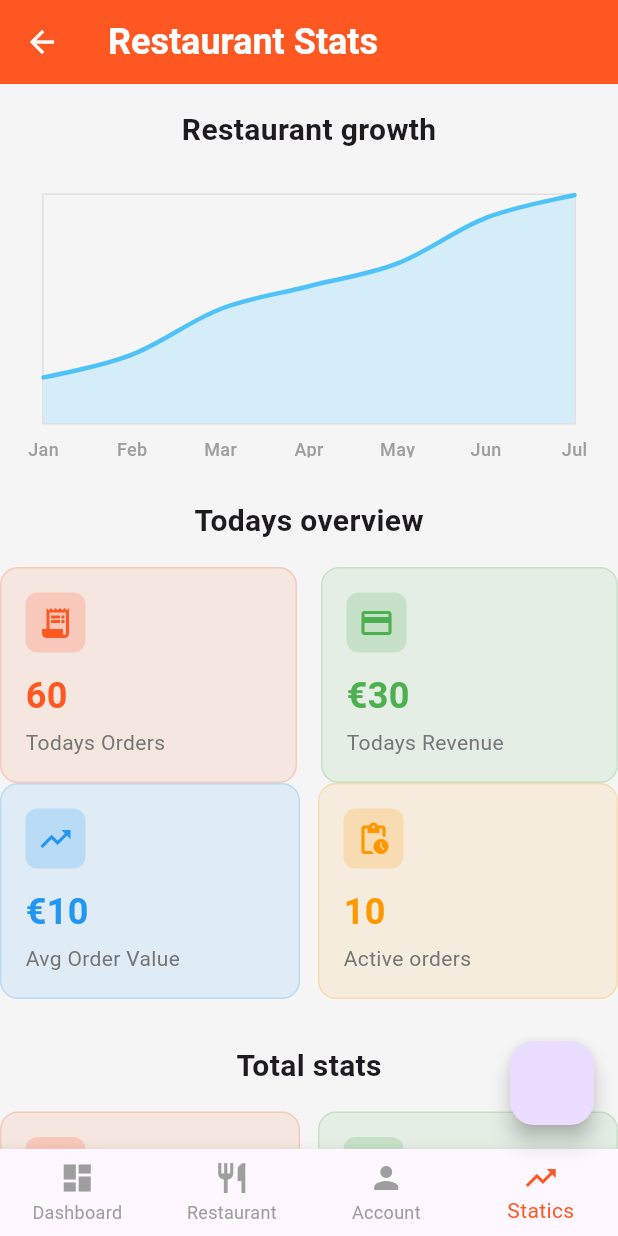
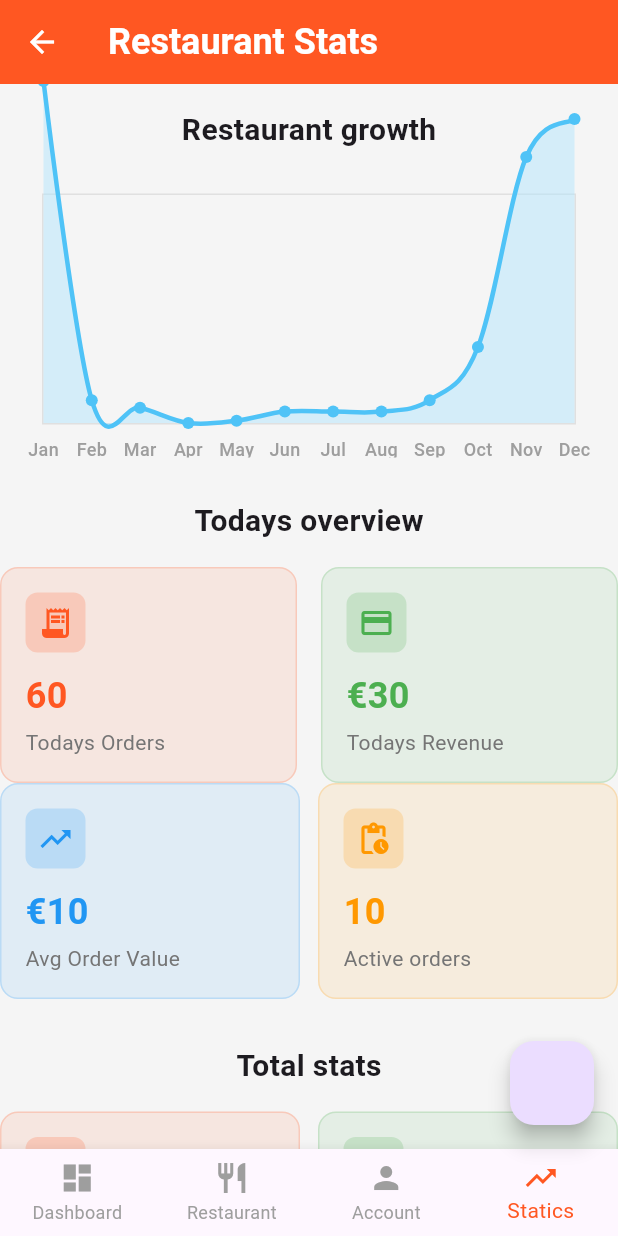
Before and after one commit to KhalilHen/live-orders-app, a Flutter app: the StatsPage screen opened by its route, on a phone screen of 412 x 824 dp. Run offline on Flutter 3.47's test engine with Material 3 defaults, Android fonts, the light colour scheme and no system bars; drawn by our look-alikes of fl_chart; our stand-ins replace audioplayers, firebase_core, introduction_screen, line_icons, supabase_flutter; accounts and stored records are empty; generated files the repository leaves out were written again; network calls fail; key blocks and very long unbroken strings in the code were emptied for the run.

Commit message:
I improved it by having more room for max orders, been able to hover on it to see amount.
The postion in the statics needs still improvement

```diff
--- a/lib/pages/graph/line_chart.dart
+++ b/lib/pages/graph/line_chart.dart
@@ -6,7 +6,7 @@ class LineChartGraph extends StatelessWidget {
 
   @override
   Widget build(BuildContext context) {
-    //I change it into a SizedBox to make it fit the screen and give it just a normal display
+  //I change it into a SizedBox to make it fit the screen and give it just a normal display
     return SizedBox(
       height: 200,
       child: Padding(
@@ -17,10 +17,34 @@ class LineChartGraph extends StatelessWidget {
   }
 
   LineChartData mainData() {
+    final List<int> mockOrders = [900, 60, 40, 0, 6, 30, 30, 30, 60, 200, 700, 800];
+    final List<FlSpot> spots = mockOrders.asMap().entries.map((entry) {
+      return FlSpot((entry.key + 1).toDouble(), entry.value.toDouble());
+    }).toList();
+
     return LineChartData(
-      gridData: FlGridData(
-        show: false,
+      lineTouchData: LineTouchData(
+        touchTooltipData: LineTouchTooltipData(
+          tooltipRoundedRadius: 8,
+          fitInsideVertically: true,
+          fitInsideHorizontally: true,
+          tooltipPadding: const EdgeInsets.all(8),
+          getTooltipItems: (touchedSpots) {
+            return touchedSpots.map((spot) {
+              return LineTooltipItem(
+                '${spot.y.toInt()} Orders',
+                const TextStyle(
+                  color: Colors.white,
+                  fontSize: 14,
+                  fontWeight: FontWeight.bold,
+                ),
+              );
+            }).toList();
+          },
+        ),
+        handleBuiltInTouches: true,
       ),
+      gridData: FlGridData(show: false),
       titlesData: FlTitlesData(
         show: true,
         bottomTitles: AxisTitles(
@@ -45,26 +69,20 @@ class LineChartGraph extends StatelessWidget {
         show: true,
         border: Border.all(color: Colors.grey.shade300),
       ),
-      minX: 0,
-      maxX: 6,
+      minX: 1,
+      maxX: 12,
       minY: 0,
-      maxY: 10,
+      maxY: 600,
       lineBarsData: [
         LineChartBarData(
-          spots: const [
-            FlSpot(0, 2),
-            FlSpot(1, 3),
-            FlSpot(2, 5),
-            FlSpot(3, 6),
-            FlSpot(4, 7),
-            FlSpot(5, 9),
-            FlSpot(6, 10),
-          ],
+          spots: spots,
           isCurved: true,
           color: Colors.lightBlue.shade300,
           barWidth: 3,
           isStrokeCapRound: true,
-          dotData: const FlDotData(show: false),
+          dotData: const FlDotData(
+            show: true,
+          ),
           belowBarData: BarAreaData(
             show: true,
             color: Colors.lightBlue.shade100.withAlpha(128),
@@ -82,29 +100,42 @@ class LineChartGraph extends StatelessWidget {
     );
     Widget text;
     switch (value.toInt()) {
-      //Added everything
-      case 0:
+      case 1:
         text = const Text('Jan', style: style);
         break;
-      case 1:
+      case 2:
         text = const Text('Feb', style: style);
         break;
-      case 2:
+      case 3:
         text = const Text('Mar', style: style);
         break;
-      case 3:
+      case 4:
         text = const Text('Apr', style: style);
         break;
-      case 4:
+      case 5:
         text = const Text('May', style: style);
         break;
-      case 5:
+      case 6:
         text = const Text('Jun', style: style);
         break;
-      case 6:
+      case 7:
         text = const Text('Jul', style: style);
         break;
-      case 7:
+      case 8:
+        text = const Text('Aug', style: style);
+        break;
+      case 9:
+        text = const Text('Sep', style: style);
+        break;
+      case 10:
+        text = const Text('Oct', style: style);
+        break;
+      case 11:
+        text = const Text('Nov', style: style);
+        break;
+      case 12:
+        text = const Text('Dec', style: style);
+        break;
       default:
         text = const Text('', style: style);
         break;
--- a/lib/pages/stats_page.dart
+++ b/lib/pages/stats_page.dart
@@ -4,7 +4,7 @@ import 'package:live_order_apps/pages/graph/line_chart.dart';
 // import 'package:live_order_apps/widgets/statistik_card.dart';
 //* This can be used for a single app. With restaurant + stats for  a on the go management app.
 
-class  StatsPage extends StatefulWidget {
+class StatsPage extends StatefulWidget {
   const StatsPage({super.key});
 
   @override
@@ -15,8 +15,6 @@ class _StatsPageState extends State<StatsPage> {
   @override
   Widget build(BuildContext context) {
     return Scaffold(
-
-
       backgroundColor: Colors.grey[100],
       appBar: AppBar(
         backgroundColor: Colors.deepOrange,
@@ -27,25 +25,24 @@ class _StatsPageState extends State<StatsPage> {
       ),
       body: SingleChildScrollView(
         child: Column(
-
-
           children: [
-            Padding(padding: const EdgeInsets.all(16),
+            Padding(
+              padding: const EdgeInsets.all(16),
               child: Column(
                 crossAxisAlignment: CrossAxisAlignment.start,
-
                 children: [
                   //Chart con
-                Column(
-        children: [
-
-          const Text("Restaurant growth", style: TextStyle(fontSize: 20, fontWeight: FontWeight.bold),),
-                const SizedBox(height: 16,),
+                  Column(children: [
+                    const Text(
+                      "Restaurant growth",
+                      style: TextStyle(fontSize: 20, fontWeight: FontWeight.bold),
+                    ),
+                    const SizedBox(
+                      height: 16,
+                    ),
                     //This the graph container
-
                     LineChartGraph(),
-                Row(
-        children: [
+                    Row(children: [
                       //TODO Work here late ron
                       //* Container to simulate the graph space
                       //  Container(
@@ -58,103 +55,110 @@ class _StatsPageState extends State<StatsPage> {
                       //   child: LineChart(
                       //     LineChartData(
 
-
                       //     ),
                       //   ),
                       // ),
-
-        ]
-
-                )
-
-
-        ]
-
-
-                )
-
-              ,
-
+                    ])
+                  ]),
                 ],
               ),
-            )
-        ,
-            const Text("Today\s overview", style: TextStyle(
-               fontSize: 20, fontWeight: FontWeight.bold,
+            ),
+            const Text(
+              "Today\s overview",
+              style: TextStyle(
+                fontSize: 20,
+                fontWeight: FontWeight.bold,
+              ),
+            ),
 
-            ),),
-
-            const SizedBox(height: 16,),
+            const SizedBox(
+              height: 16,
+            ),
             Row(
-
               children: [
                 //tried importing the custom widget
                 // statistikCard()
-              staticCard( "Today\s Orders ", "60", Icons.receipt_long, Colors.deepOrange),
-                const SizedBox(width: 16,)
-              , staticCard( "Today\s Revenue ", "€30", Icons.payment, Colors.green),
+                staticCard("Today\s Orders ", "60", Icons.receipt_long, Colors.deepOrange),
+                const SizedBox(
+                  width: 16,
+                ),
+                staticCard("Today\s Revenue ", "€30", Icons.payment, Colors.green),
               ],
-
-
-
-            )
-        ,
-            Row(children: [
-              staticCard( "Avg Order Value ", "€10", Icons.trending_up, Colors.blue),
-                const SizedBox(width: 12,)
-              , staticCard( "Active orders ", "10", Icons.pending_actions, Colors.orange),
-            ],),
+            ),
+            Row(
+              children: [
+                staticCard("Avg Order Value ", "€10", Icons.trending_up, Colors.blue),
+                const SizedBox(
+                  width: 12,
+                ),
+                staticCard("Active orders ", "10", Icons.pending_actions, Colors.orange),
+              ],
+            ),
 
             // ,Padding(padding: const EdgeInsets.all(16),)
-            SizedBox(height: 30,)
+            SizedBox(
+              height: 30,
+            ),
+            Text(
+              "Total stats",
+              style: TextStyle(
+                fontSize: 20,
+                fontWeight: FontWeight.bold,
+              ),
+            ),
 
-        ,
-            Text("Total stats", style: TextStyle(
-               fontSize: 20, fontWeight: FontWeight.bold,
+            const SizedBox(
+              height: 16,
+            ),
+            Row(
+              children: [
+                staticCard("Total Orders", "700", Icons.receipt_long, Colors.deepOrange),
+                const SizedBox(
+                  width: 12,
+                ),
+                staticCard("Total Revenue", "€5000", Icons.payment, Colors.green),
+              ],
+            ),
 
-
-            ),),
-
-            const SizedBox(height: 16,),
-            Row(children: [
-
-              staticCard("Total Orders", "700", Icons.receipt_long, Colors.deepOrange),
-                            const SizedBox(width: 12,)
-,
-              staticCard("Total Revenue", "€5000", Icons.payment, Colors.green),
-
-            ],),
-
-            SizedBox(height: 30,),
+            SizedBox(
+              height: 30,
+            ),
 
             Row(
               children: [
                 staticCard("Avg Order value", "€60", Icons.trending_up, Colors.blue),
-                const SizedBox(width: 12,),
+                const SizedBox(
+                  width: 12,
+                ),
                 staticCard("Total Customers Served", "200", Icons.people, Colors.purple),
               ],
             ),
 
-              SizedBox(height: 30,),
+            SizedBox(
+              height: 30,
+            ),
 
             Row(
               children: [
                 staticCard("Returning Customers", "50", Icons.person_outline, Colors.teal),
-                          const SizedBox(width: 12,),
-
+                const SizedBox(
+                  width: 12,
+                ),
                 staticCard("Avg Order time ", "20m", Icons.schedule, Colors.deepOrange),
-
               ],
             ),
-            SizedBox(height: 30,),
-            Row(children: [
-
+            SizedBox(
+              height: 30,
+            ),
+            Row(
+              children: [
                 staticCard("Best month", "Jan", Icons.calendar_month, Colors.blue),
-                              const SizedBox(width: 12,),
-
+                const SizedBox(
+                  width: 12,
+                ),
                 staticCard("Worst month", "July", Icons.calendar_today, Colors.red),
-            ],)
-,
+              ],
+            ),
             Container(
               margin: const EdgeInsets.all(16),
               padding: const EdgeInsets.symmetric(horizontal: 20, vertical: 24),
@@ -187,8 +191,7 @@ class _StatsPageState extends State<StatsPage> {
                       //* For if i want to do a list of all items
                       //*Descending from most popular to least popular
                       TextButton(
-            onPressed: () {
-            },
+                        onPressed: () {},
                         child: const Text("See all"),
                       ),
                     ],
@@ -305,15 +308,9 @@ class _StatsPageState extends State<StatsPage> {
                 ],
               ),
             )
-
-
-
-
-
           ],
         ),
       ),
-
       bottomNavigationBar: BottomNavigationBar(
         selectedItemColor: Colors.deepOrange,
         unselectedItemColor: Colors.grey,
@@ -344,80 +341,73 @@ class _StatsPageState extends State<StatsPage> {
           BottomNavigationBarItem(icon: Icon(Icons.person), label: "Account"),
 
           BottomNavigationBarItem(icon: Icon(Icons.trending_up), label: "Statics"),
-
         ],
       ),
-
       floatingActionButton: FloatingActionButton(
-
-        onPressed:
-         () {
-
-          Navigator.push(context, MaterialPageRoute(builder: (context) => LineChart(LineChartData())));
+        onPressed: () {
+          Navigator.push(context, MaterialPageRoute(builder: (context) => LineChartGraph()));
         },
       ),
     );
   }
- Widget  growthGraph() {
 
-  return Expanded(child: Container(
+  Widget growthGraph() {
+    return Expanded(child: Container());
+  }
 
-  ));
- }
-  Widget staticCard(String title,  String value, IconData icon,  Color color) {
-
+  Widget staticCard(String title, String value, IconData icon, Color color) {
     return Expanded(
-
-      child:  Container(
+        child: Container(
       padding: const EdgeInsets.all(16),
       decoration: BoxDecoration(
-
           color: color.withAlpha(25),
           borderRadius: BorderRadius.circular(12),
-                    border: Border.all(color: color.withAlpha(51),
+          border: Border.all(
+            color: color.withAlpha(51),
             width: 1,
-
-                    )
-
-      ) , child: Column( crossAxisAlignment: CrossAxisAlignment.start,
-
+          )),
+      child: Column(
+        crossAxisAlignment: CrossAxisAlignment.start,
         children: [
           Container(
             padding: const EdgeInsets.all(8),
-
             decoration: BoxDecoration(
               color: color.withAlpha(51),
               borderRadius: BorderRadius.circular(8),
-
             ),
-          child: Icon(icon, color: color, size: 24,),
+            child: Icon(
+              icon,
+              color: color,
+              size: 24,
+            ),
           )
 
           // , const SizedBox(height: 16,)
           // , const SizedBox(height: 8,),
-        ,  const SizedBox(height: 12,),
-      Text(value, style: TextStyle(
-
+          ,
+          const SizedBox(
+            height: 12,
+          ),
+          Text(
+            value,
+            style: TextStyle(
               fontSize: 24,
               fontWeight: FontWeight.bold,
               color: color,
-      ),),
-      const SizedBox(height: 4,),
-      Text(title, style:  TextStyle(
-        color: Colors.grey[600], fontSize: 14,
-
-      ),)
+            ),
+          ),
+          const SizedBox(
+            height: 4,
+          ),
+          Text(
+            title,
+            style: TextStyle(
+              color: Colors.grey[600],
+              fontSize: 14,
+            ),
+          )
         ],
       ),
-
-
-
-
-      )
-    );
+    ));
   }
-
-
-
-
 }
```
Lines whose indentation alone changed are shown as unchanged.
